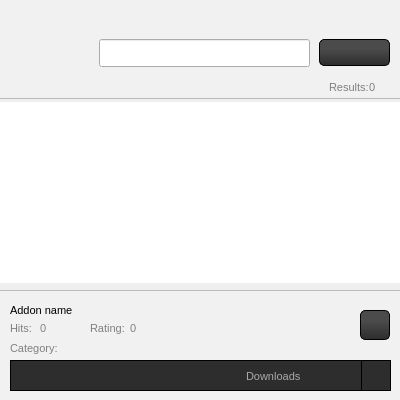
This is src/gui/form/addonswidget.ui in mynew1/Circle-Launcher as Qt 5 draws it before an edit. The edited form follows.
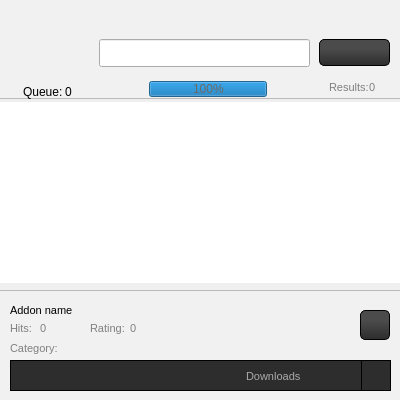
This is the edited form. Icons and pictures are not drawn.

Commit message: Implement gui for download queue.

```diff
--- a/src/gui/form/addonswidget.ui
+++ b/src/gui/form/addonswidget.ui
@@ -126,6 +126,77 @@
      <string>0</string>
     </property>
    </widget>
+   <widget class="QProgressBar" name="progressBar">
+    <property name="geometry">
+     <rect>
+      <x>150</x>
+      <y>82</y>
+      <width>118</width>
+      <height>16</height>
+     </rect>
+    </property>
+    <property name="styleSheet">
+     <string notr="true">QProgressBar#progressBar{
+   color:  rgb(106, 106, 106);
+    border-radius: 5px;
+	text-align: center;
+	border-width: 1px;
+	border-color: #c4c1bd;
+}
+</string>
+    </property>
+    <property name="value">
+     <number>100</number>
+    </property>
+   </widget>
+   <widget class="QLabel" name="currDLoadLabel">
+    <property name="geometry">
+     <rect>
+      <x>126</x>
+      <y>67</y>
+      <width>161</width>
+      <height>20</height>
+     </rect>
+    </property>
+    <property name="styleSheet">
+     <string notr="true">font: 8pt ;</string>
+    </property>
+    <property name="text">
+     <string/>
+    </property>
+    <property name="alignment">
+     <set>Qt::AlignCenter</set>
+    </property>
+   </widget>
+   <widget class="QLabel" name="label_4">
+    <property name="geometry">
+     <rect>
+      <x>24</x>
+      <y>84</y>
+      <width>41</width>
+      <height>17</height>
+     </rect>
+    </property>
+    <property name="styleSheet">
+     <string notr="true"/>
+    </property>
+    <property name="text">
+     <string>Queue:</string>
+    </property>
+   </widget>
+   <widget class="QLabel" name="inQueueLabel">
+    <property name="geometry">
+     <rect>
+      <x>66</x>
+      <y>84</y>
+      <width>67</width>
+      <height>17</height>
+     </rect>
+    </property>
+    <property name="text">
+     <string>0</string>
+    </property>
+   </widget>
   </widget>
   <widget class="QTableWidget" name="tableWidget">
    <property name="geometry">
```
The commit also changes 6 other files.
